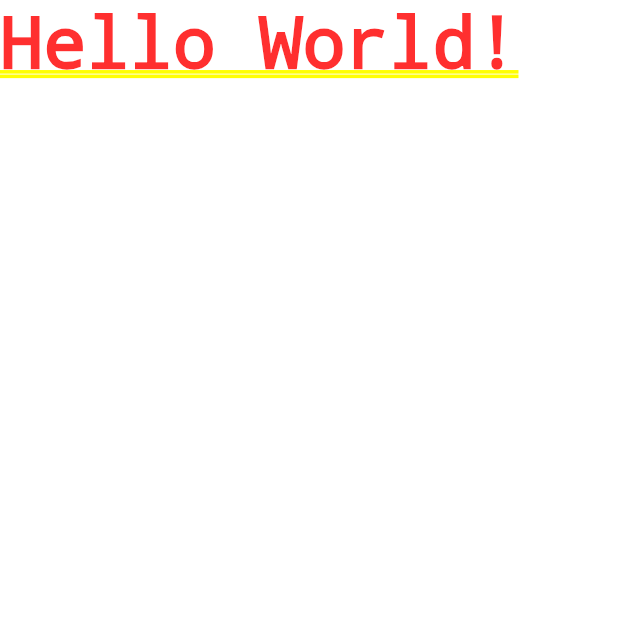
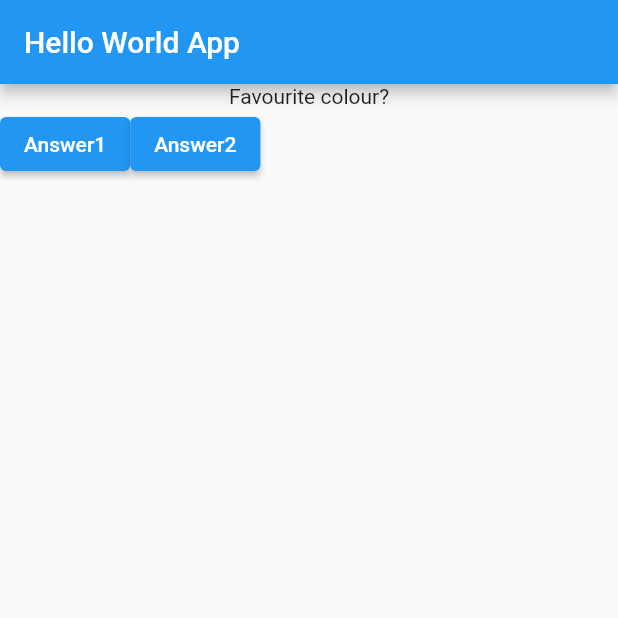
Before and after one commit to Sangamesh77/Flutter_tutorials, a Flutter app: the screen it shows after launch, on a phone screen of 412 x 824 dp, the top half of it. Run offline on Flutter 3.47's test engine with Material 2 defaults, Android fonts, the phone set to English and light mode, and no system bars.

Commit message:
intermediate saving

```diff
--- a/lib/main.dart
+++ b/lib/main.dart
@@ -1,13 +1,51 @@
 import 'package:flutter/material.dart';
 
-void main(){
-  runApp(MyApp());
-}
+// void main(){
+//   runApp(MyApp());
+// }
 
-class MyApp extends StatelessWidget{
-  Widget build(BuildContext context){
+void main() => runApp(MyApp());
+
+class MyApp extends StatelessWidget {
+  @override
+  var questionIndex = 0;
+  Widget build(BuildContext context) {
+    void answerPrinter(String value) {
+      print("$value clicked!");
+    }
+
+    void answerPrinter1() {
+      print("Answer chosen");
+    }
+
+    var questions = <String>[
+      "Favourite colour?",
+      "Favourite animal",
+    ];
+
     return MaterialApp(
-      home: Text("Hello World!")
+      home: Scaffold(
+        appBar: AppBar(
+          title: Text("Hello World App"),
+        ),
+        body: Column(children: <Widget>[
+          Text(
+            questions[questionIndex],
+          ),
+          Row(
+            children: <Widget>[
+              ElevatedButton(
+                onPressed: answerPrinter1,
+                child: Text("Answer1"),
+              ),
+              ElevatedButton(
+                onPressed: () => answerPrinter("Answer2"),
+                child: Text("Answer2"),
+              )
+            ],
+          )
+        ]),
+      ),
     );
   }
 }
```
